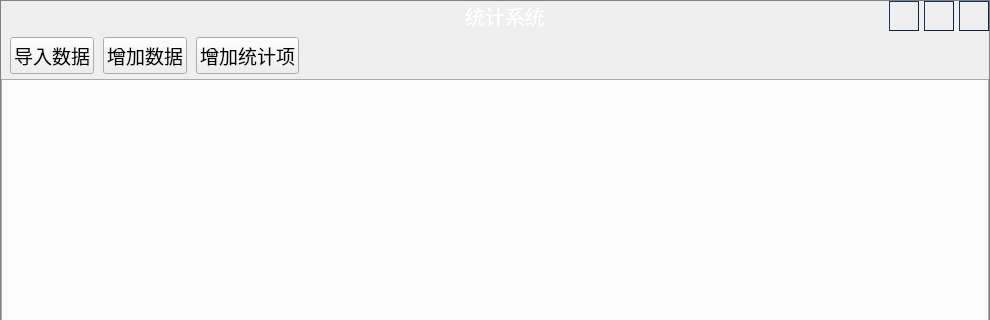
This is QClientFramework/View/MainWindow/MMainWindow.ui in lxj434368832/ProgramFramework as Qt 5 draws it before an edit; both pictures show x 0 to 990 and y 0 to 320 of the 990 by 768 pixel window. The edited form follows.
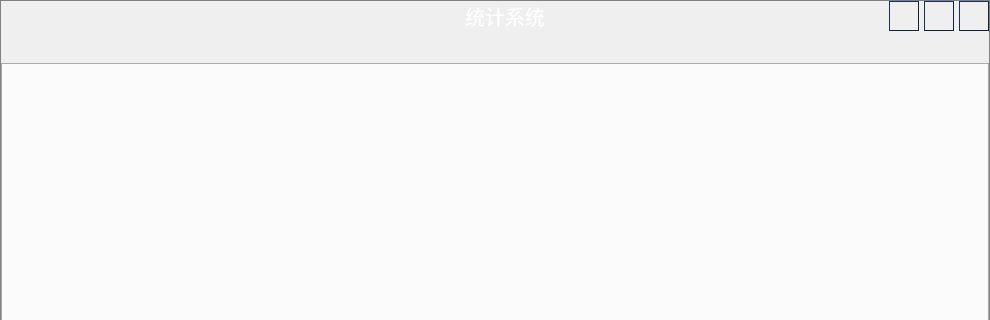
This is the edited form. Icons and pictures are not drawn.

```diff
--- a/QClientFramework/View/MainWindow/MMainWindow.ui
+++ b/QClientFramework/View/MainWindow/MMainWindow.ui
@@ -235,55 +235,6 @@
       <property name="bottomMargin">
        <number>5</number>
       </property>
-      <item>
-       <widget class="QPushButton" name="btnImportData">
-        <property name="font">
-         <font>
-          <pointsize>14</pointsize>
-         </font>
-        </property>
-        <property name="text">
-         <string>导入数据</string>
-        </property>
-       </widget>
-      </item>
-      <item>
-       <widget class="QPushButton" name="btnAddData">
-        <property name="font">
-         <font>
-          <pointsize>14</pointsize>
-         </font>
-        </property>
-        <property name="text">
-         <string>增加数据</string>
-        </property>
-       </widget>
-      </item>
-      <item>
-       <widget class="QPushButton" name="btnAddStatistic">
-        <property name="font">
-         <font>
-          <pointsize>14</pointsize>
-         </font>
-        </property>
-        <property name="text">
-         <string>增加统计项</string>
-        </property>
-       </widget>
-      </item>
-      <item>
-       <spacer name="horizontalSpacer">
-        <property name="orientation">
-         <enum>Qt::Horizontal</enum>
-        </property>
-        <property name="sizeHint" stdset="0">
-         <size>
-          <width>703</width>
-          <height>20</height>
-         </size>
-        </property>
-       </spacer>
-      </item>
      </layout>
     </widget>
    </item>
```
